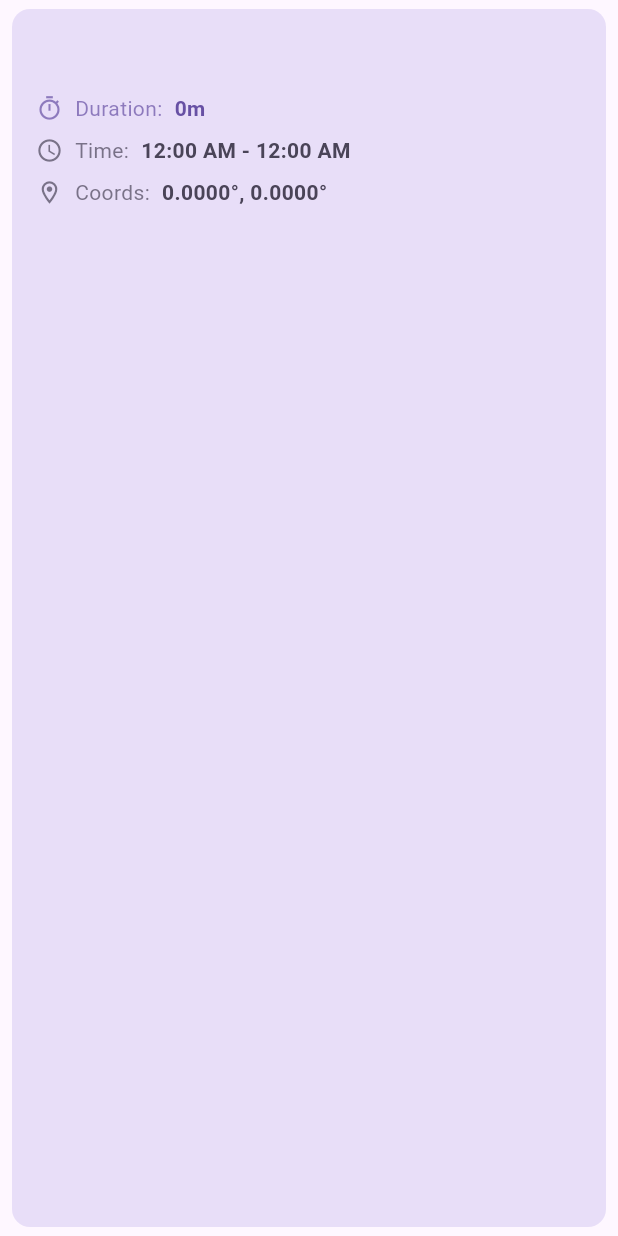
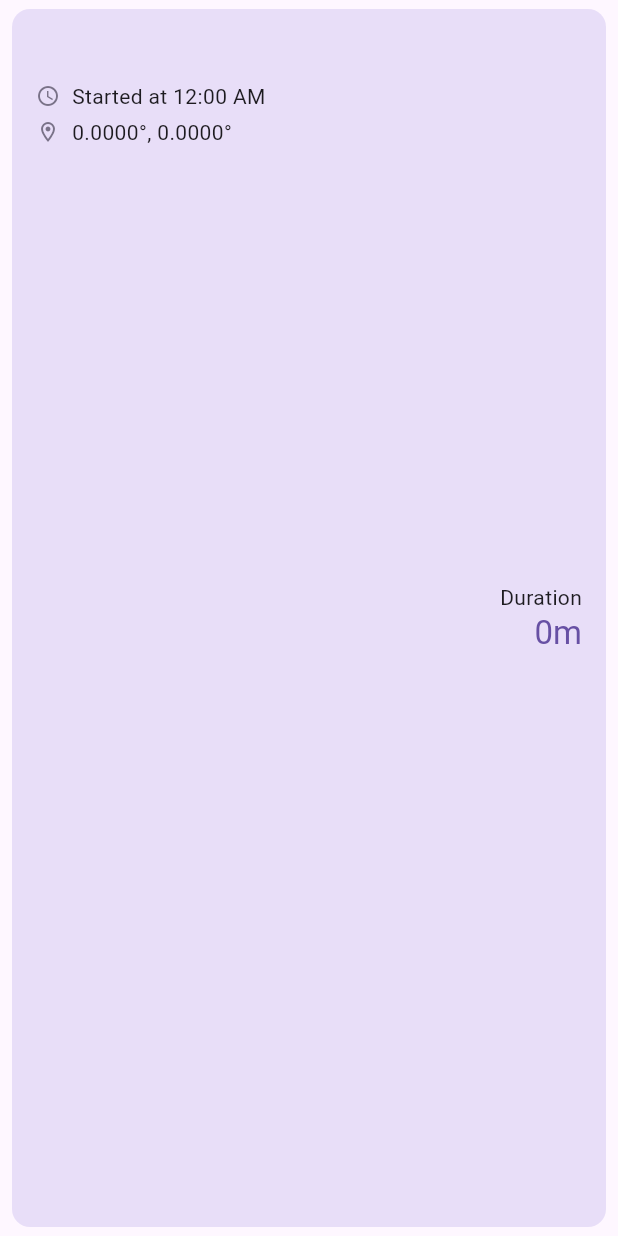
Before and after one commit to J-shw/W-Anchor, a Flutter app: the SessionCard widget shown alone on an empty page, opened directly with empty values, on a phone screen of 412 x 824 dp. Run offline on Flutter 3.47's test engine with Material 3 defaults, Android fonts, the light colour scheme and no system bars; our stand-ins replace geolocator, google_maps_flutter, shared_preferences, sqflite; accounts and stored records are empty.

Commit message:
Cleaned up card design

```diff
--- a/app/lib/widgets/history/session_card.dart
+++ b/app/lib/widgets/history/session_card.dart
@@ -33,17 +33,18 @@ class SessionCard extends StatelessWidget {
         ? endTime.difference(startTime)
         : DateTime.now().difference(startTime);
 
+    final String durationDisplay = _formatDuration(duration);
     final String startTimeDisplay = DateFormat('h:mm a').format(startTime);
-    final String endTimeDisplay =
-        endTime != null ? DateFormat('h:mm a').format(endTime) : 'Active';
-    final String durationDisplay = _formatDuration(duration);
 
     return Card(
       color: theme.colorScheme.secondaryContainer,
       elevation: 0,
       margin: const EdgeInsets.symmetric(horizontal: 8, vertical: 6),
       child: Padding(
-        padding: const EdgeInsets.all(16.0),
+        padding: const EdgeInsets.symmetric(horizontal: 16.0, vertical: 12.0),
+        child: Row(
+          children: [
+            Expanded(
               child: Column(
                 crossAxisAlignment: CrossAxisAlignment.start,
                 children: [
@@ -52,30 +53,49 @@ class SessionCard extends StatelessWidget {
                     style: theme.textTheme.titleLarge
                         ?.copyWith(fontWeight: FontWeight.bold),
                   ),
-            const SizedBox(height: 12),
-
-            _InsightRow(
-              icon: Icons.timer_outlined,
-              label: 'Duration',
-              value: durationDisplay,
-              color: theme.colorScheme.primary,
-            ),
                   const SizedBox(height: 8),
 
-            _InsightRow(
-              icon: Icons.access_time_outlined,
-              label: 'Time',
-              value: '$startTimeDisplay - $endTimeDisplay',
-              color: theme.colorScheme.onSecondaryContainer,
+                  Row(
+                    children: [
+                      Icon(Icons.access_time_outlined,
+                          size: 16,
+                          color: theme.colorScheme.onSecondaryContainer.withValues(alpha:0.7)),
+                      const SizedBox(width: 8),
+                      Text(
+                        'Started at $startTimeDisplay',
+                        style: theme.textTheme.bodyMedium,
                       ),
-            const SizedBox(height: 8),
+                    ],
+                  ),
+                  const SizedBox(height: 4),
 
-            _InsightRow(
-              icon: Icons.location_on_outlined,
-              label: 'Coords',
-              value:
+                  Row(
+                    children: [
+                      Icon(Icons.location_on_outlined,
+                          size: 16,
+                          color: theme.colorScheme.onSecondaryContainer.withValues(alpha:0.7)),
+                      const SizedBox(width: 8),
+                      Text(
                         '${session.latitude.toStringAsFixed(4)}°, ${session.longitude.toStringAsFixed(4)}°',
-              color: theme.colorScheme.onSecondaryContainer,
+                        style: theme.textTheme.bodyMedium,
+                      ),
+                    ],
+                  ),
+                ],
+              ),
+            ),
+
+            Column(
+              mainAxisAlignment: MainAxisAlignment.center,
+              crossAxisAlignment: CrossAxisAlignment.end,
+              children: [
+                const Text('Duration'),
+                Text(
+                  durationDisplay,
+                  style: theme.textTheme.titleLarge
+                      ?.copyWith(color: theme.colorScheme.primary),
+                ),
+              ],
             ),
           ],
         ),
@@ -83,37 +103,3 @@ class SessionCard extends StatelessWidget {
     );
   }
 }
-
-class _InsightRow extends StatelessWidget {
-  const _InsightRow({
-    super.key,
-    required this.icon,
-    required this.label,
-    required this.value,
-    required this.color,
-  });
-
-  final IconData icon;
-  final String label;
-  final String value;
-  final Color color;
-
-  @override
-  Widget build(BuildContext context) {
-    return Row(
-      children: [
-        Icon(icon, size: 18, color: color.withValues(alpha: 0.7)),
-        const SizedBox(width: 8),
-        Text(
-          '$label:',
-          style: TextStyle(color: color.withValues(alpha: 0.7)),
-        ),
-        const SizedBox(width: 8),
-        Text(
-          value,
-          style: TextStyle(color: color, fontWeight: FontWeight.bold),
-        ),
-      ],
-    );
-  }
-}
```
Lines whose indentation alone changed are shown as unchanged.
